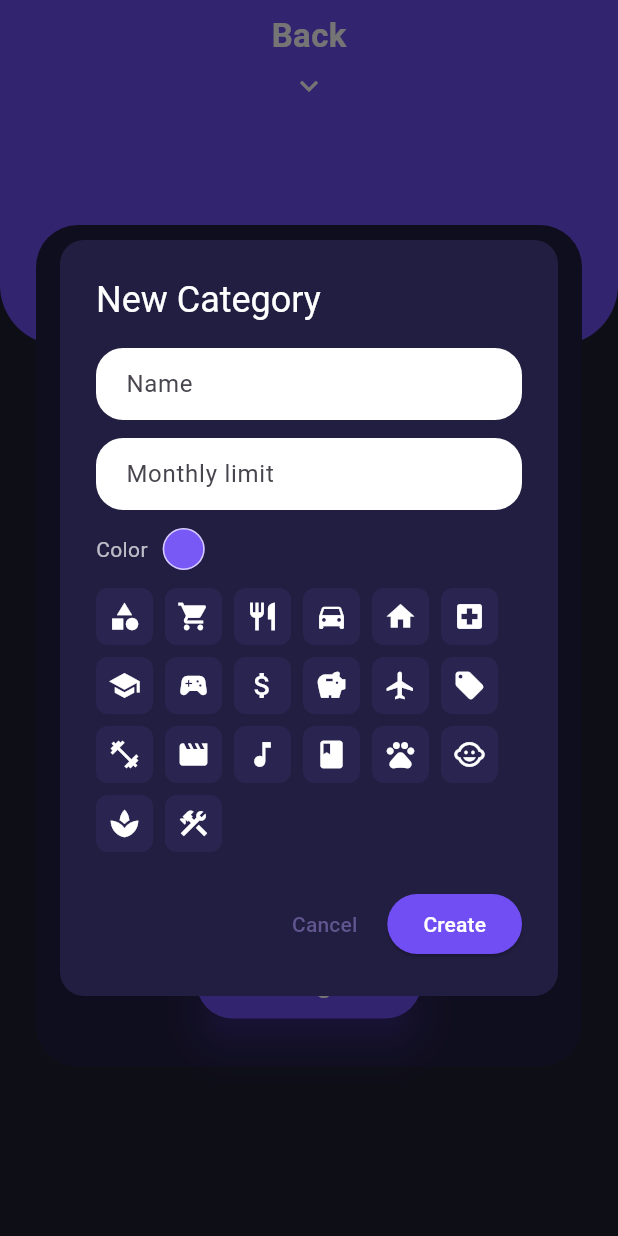
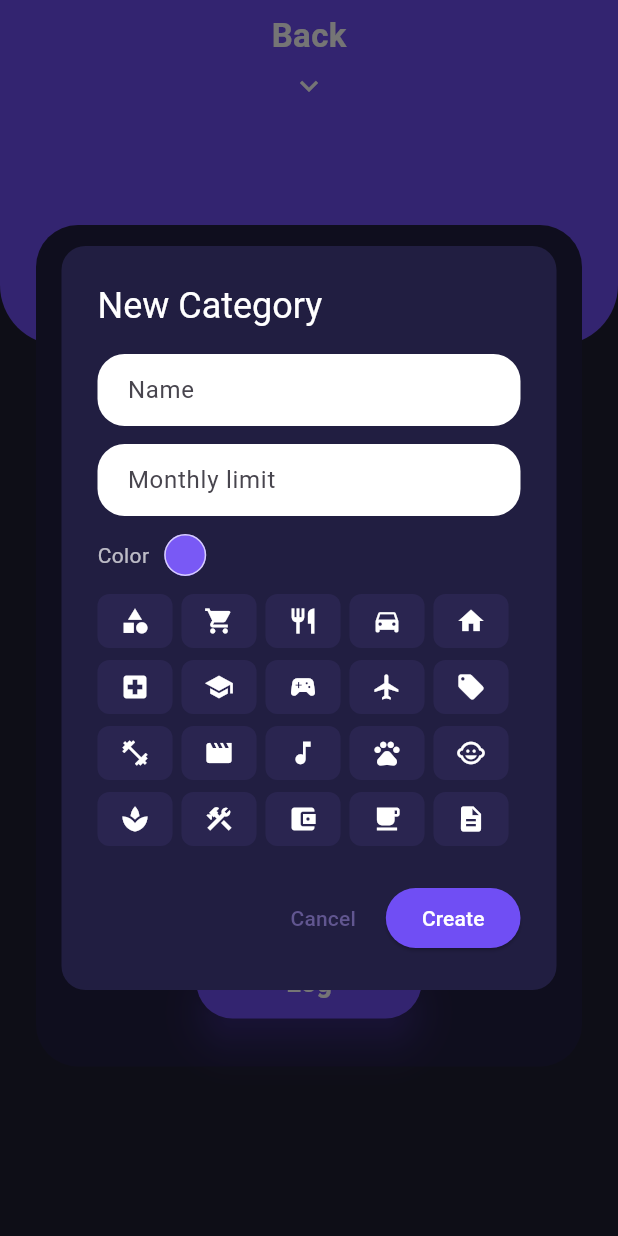
Before and after one commit to Nouraaabdullah/2025_GP1_9, a Flutter app: the LogTransactionManuallyPage screen opened directly, after a tap on the "add" icon, on a phone screen of 412 x 824 dp. Run offline on Flutter 3.47's test engine with Material 3 defaults, Android fonts, the phone set to English and light mode, and no system bars; our stand-ins replace font_awesome_flutter, supabase_flutter; accounts and stored records are empty; Roboto replaces fonts that are missing (Poppins).

Commit message:
Linking updates

```diff
--- a/lib/screens/Dashboard/dashboard_page.dart
+++ b/lib/screens/Dashboard/dashboard_page.dart
@@ -763,7 +763,7 @@ class _DashboardPageState extends State<DashboardPage> {
       body: SafeArea(child: content),
       bottomNavigationBar: SurraBottomBar(
         onTapDashboard: () => Navigator.pushReplacementNamed(context, '/dashboard'),
-        onTapSavings:   () {},
+        onTapSavings:   () => Navigator.pushReplacementNamed(context, '/savings'),
         onTapProfile:   () => Navigator.pushReplacementNamed(context, '/profile'),
       ),
     );
@@ -869,8 +869,8 @@ class _DashboardPageState extends State<DashboardPage> {
                   earnings: totalEarnings.toDouble(),
                   income:   totalIncome.toDouble(),
                 ),
-                const SizedBox(height: 0),
-                _LegendRow(items: monthlyLegends),
+                const SizedBox(height: 1),
+                _LegendRow(items: incomeLegends),
               ],
             ),
           ),
--- a/lib/screens/Log/log_transaction_manually.dart
+++ b/lib/screens/Log/log_transaction_manually.dart
@@ -382,18 +382,18 @@ class _LogTransactionManuallyPageState extends State<LogTransactionManuallyPage>
       Icons.local_hospital,
       Icons.school,
       Icons.sports_esports,
-      Icons.attach_money,
-      Icons.savings,
       Icons.flight,
       Icons.local_offer,
       Icons.fitness_center,
       Icons.movie,
       Icons.music_note,
-      Icons.book,
       Icons.pets,
       Icons.child_care,
       Icons.spa,
       Icons.construction,
+      Icons.account_balance_wallet,
+      Icons.local_cafe,
+      Icons.description,
     ];
 
     String? createdCategoryName;
@@ -452,14 +452,16 @@ class _LogTransactionManuallyPageState extends State<LogTransactionManuallyPage>
                         ],
                       ),
                       const SizedBox(height: 12),
-                      Align(
-                        alignment: Alignment.centerLeft,
+                      SizedBox(
+                        width: 5 * 50 + 4 * 8, // 5 icons per row (tile width + spacing)
                         child: Wrap(
-                          spacing: 8,
+                          spacing: 6,
                           runSpacing: 8,
                           children: availableIcons.map((icon) {
                             final isSelected = chosenIcon == icon;
-                            return GestureDetector(
+                            return SizedBox(
+                              width: 50,
+                              child: GestureDetector(
                                 onTap: () => setDialog(() => chosenIcon = icon),
                                 child: Container(
                                   padding: const EdgeInsets.all(8),
@@ -467,7 +469,8 @@ class _LogTransactionManuallyPageState extends State<LogTransactionManuallyPage>
                                     color: isSelected ? AppColors.accent : const Color(0xFF2A2550),
                                     borderRadius: BorderRadius.circular(8),
                                   ),
-                                child: Icon(icon, color: Colors.white, size: 22),
+                                  child: Icon(icon, color: Colors.white, size: 20),
+                                ),
                               ),
                             );
                           }).toList(),
```
Lines whose indentation alone changed are shown as unchanged.
